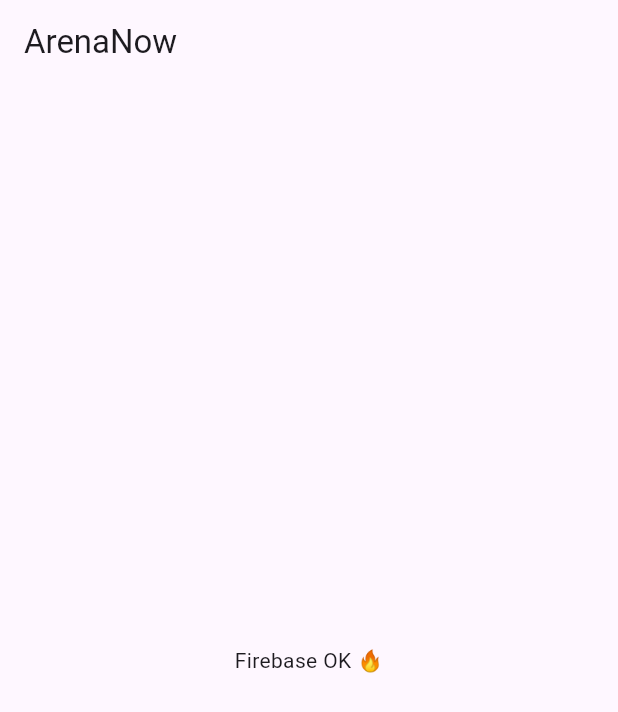
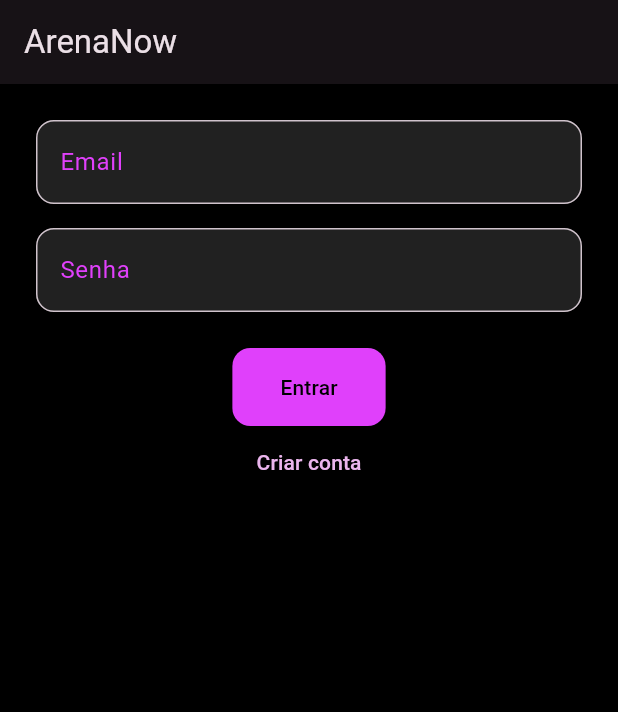
Before and after one commit to GustavoLopes2/Arena-Now, a Flutter app: the screen it shows after launch, on a phone screen of 412 x 824 dp. Shown: the top 712 px of the screen. Run offline on Flutter 3.47's test engine with Material 3 defaults, Android fonts, the phone set to English and light mode, and no system bars; our stand-ins replace firebase_auth, firebase_core; accounts and stored records are empty.

Commit message:
feat: Implement authentication flow with login, registration, and home page; add custom text field widget

```diff
--- a/lib/main.dart
+++ b/lib/main.dart
@@ -1,27 +1,54 @@
 import 'package:flutter/material.dart';
 import 'package:firebase_core/firebase_core.dart';
 import 'firebase_options.dart';
+import 'modules/auth/auth_gate.dart';
 
 void main() async {
   WidgetsFlutterBinding.ensureInitialized();
   await Firebase.initializeApp(
     options: DefaultFirebaseOptions.currentPlatform,
   );
-  runApp(MyApp());
+  runApp(const ArenaNowApp());
 }
 
-class MyApp extends StatelessWidget {
+class ArenaNowApp extends StatelessWidget {
+  const ArenaNowApp({super.key});
+
   @override
   Widget build(BuildContext context) {
     return MaterialApp(
       title: 'ArenaNow',
       theme: ThemeData(
-        primarySwatch: Colors.blue,
+        scaffoldBackgroundColor: Colors.black,
+        colorScheme: ColorScheme.fromSeed(
+          seedColor: Colors.purple,
+          brightness: Brightness.dark,
+        ),
+        inputDecorationTheme: InputDecorationTheme(
+          filled: true,
+          fillColor: Colors.grey[900],
+          labelStyle: TextStyle(color: Colors.purpleAccent),
+          border: OutlineInputBorder(
+            borderRadius: BorderRadius.circular(12),
+            borderSide: const BorderSide(color: Colors.purpleAccent),
+          ),
+          focusedBorder: OutlineInputBorder(
+            borderRadius: BorderRadius.circular(12),
+            borderSide: const BorderSide(color: Colors.purpleAccent, width: 2),
+          ),
+        ),
+        elevatedButtonTheme: ElevatedButtonThemeData(
+          style: ElevatedButton.styleFrom(
+            backgroundColor: Colors.purpleAccent,
+            foregroundColor: Colors.black,
+            shape:
+                RoundedRectangleBorder(borderRadius: BorderRadius.circular(12)),
+            padding: const EdgeInsets.symmetric(horizontal: 32, vertical: 16),
+          ),
+        ),
       ),
-      home: Scaffold(
-        appBar: AppBar(title: Text('ArenaNow')),
-        body: Center(child: Text('Firebase OK 🔥')),
-      ),
+      home: const AuthGate(),
+      debugShowCheckedModeBanner: false,
     );
   }
 }
--- /dev/null
+++ b/lib/modules/auth/auth_gate.dart
@@ -0,0 +1,28 @@
+import 'package:flutter/material.dart';
+import 'package:firebase_auth/firebase_auth.dart';
+import 'login_page.dart';
+import '../home/home_page.dart';
+
+class AuthGate extends StatelessWidget {
+  const AuthGate({super.key});
+
+  @override
+  Widget build(BuildContext context) {
+    return StreamBuilder<User?>(
+      stream: FirebaseAuth.instance.authStateChanges(),
+      builder: (context, snapshot) {
+        if (snapshot.connectionState == ConnectionState.waiting) {
+          return const Scaffold(
+            body: Center(child: CircularProgressIndicator()),
+          );
+        }
+
+        if (snapshot.hasData) {
+          return HomePage();
+        }
+
+        return LoginPage();
+      },
+    );
+  }
+}
--- /dev/null
+++ b/lib/modules/auth/auth_service.dart
@@ -0,0 +1,27 @@
+import 'package:firebase_auth/firebase_auth.dart';
+
+class AuthService {
+  final FirebaseAuth _auth = FirebaseAuth.instance;
+
+  Future<User?> login(String email, String password) async {
+    final result = await _auth.signInWithEmailAndPassword(
+      email: email,
+      password: password,
+    );
+    return result.user;
+  }
+
+  Future<User?> register(String email, String password) async {
+    final result = await _auth.createUserWithEmailAndPassword(
+      email: email,
+      password: password,
+    );
+    return result.user;
+  }
+
+  Future<void> logout() async {
+    await _auth.signOut();
+  }
+
+  Stream<User?> get userChanges => _auth.authStateChanges();
+}
--- /dev/null
+++ b/lib/modules/auth/login_page.dart
@@ -0,0 +1,97 @@
+import 'package:flutter/material.dart';
+import 'package:arenanow/modules/auth/auth_service.dart';
+import 'package:arenanow/widgets/custom_textfield.dart';
+import 'register_page.dart';
+
+class LoginPage extends StatefulWidget {
+  const LoginPage({super.key});
+
+  @override
+  State<LoginPage> createState() => _LoginPageState();
+}
+
+class _LoginPageState extends State<LoginPage> {
+  final _authService = AuthService();
+  final _emailController = TextEditingController();
+  final _passwordController = TextEditingController();
+  final _formKey = GlobalKey<FormState>();
+  bool _isLoading = false;
+
+  void _login() async {
+    if (!_formKey.currentState!.validate()) return;
+
+    setState(() => _isLoading = true);
+
+    try {
+      final user = await _authService.login(
+        _emailController.text.trim(),
+        _passwordController.text.trim(),
+      );
+      if (user != null) {
+        ScaffoldMessenger.of(context).showSnackBar(
+          const SnackBar(content: Text('Login realizado com sucesso!')),
+        );
+        // TODO: redirecionar para a Home
+      }
+    } catch (e) {
+      ScaffoldMessenger.of(context).showSnackBar(
+        SnackBar(content: Text('Erro: ${e.toString()}')),
+      );
+    } finally {
+      setState(() => _isLoading = false);
+    }
+  }
+
+  @override
+  Widget build(BuildContext context) {
+    return Scaffold(
+      appBar: AppBar(title: const Text('ArenaNow')),
+      body: Padding(
+        padding: const EdgeInsets.all(24),
+        child: Form(
+          key: _formKey,
+          child: Column(
+            children: [
+              CustomTextField(
+                controller: _emailController,
+                labelText: 'Email',
+                validator: (value) {
+                  if (value == null || value.isEmpty) return 'Informe o e-mail';
+                  if (!value.contains('@')) return 'E-mail inválido';
+                  return null;
+                },
+              ),
+              const SizedBox(height: 16),
+              CustomTextField(
+                controller: _passwordController,
+                labelText: 'Senha',
+                obscureText: true,
+                validator: (value) {
+                  if (value == null || value.length < 6)
+                    return 'Senha muito curta';
+                  return null;
+                },
+              ),
+              const SizedBox(height: 24),
+              _isLoading
+                  ? const CircularProgressIndicator()
+                  : ElevatedButton(
+                      onPressed: _login,
+                      child: const Text('Entrar'),
+                    ),
+              TextButton(
+                onPressed: () {
+                  Navigator.push(
+                    context,
+                    MaterialPageRoute(builder: (_) => RegisterPage()),
+                  );
+                },
+                child: const Text('Criar conta'),
+              ),
+            ],
+          ),
+        ),
+      ),
+    );
+  }
+}
--- /dev/null
+++ b/lib/widgets/custom_textfield.dart
@@ -0,0 +1,26 @@
+import 'package:flutter/material.dart';
+
+class CustomTextField extends StatelessWidget {
+  final TextEditingController controller;
+  final String labelText;
+  final bool obscureText;
+  final String? Function(String?)? validator;
+
+  const CustomTextField({
+    required this.controller,
+    required this.labelText,
+    this.obscureText = false,
+    this.validator,
+    super.key,
+  });
+
+  @override
+  Widget build(BuildContext context) {
+    return TextFormField(
+      controller: controller,
+      obscureText: obscureText,
+      validator: validator,
+      decoration: InputDecoration(labelText: labelText),
+    );
+  }
+}
```
Also changed, not shown: lib/modules/auth/register_page.dart (added, +54 -0 lines), lib/modules/home/home_page.dart (added, +39 -0 lines), lib/firebase_options.dart.
